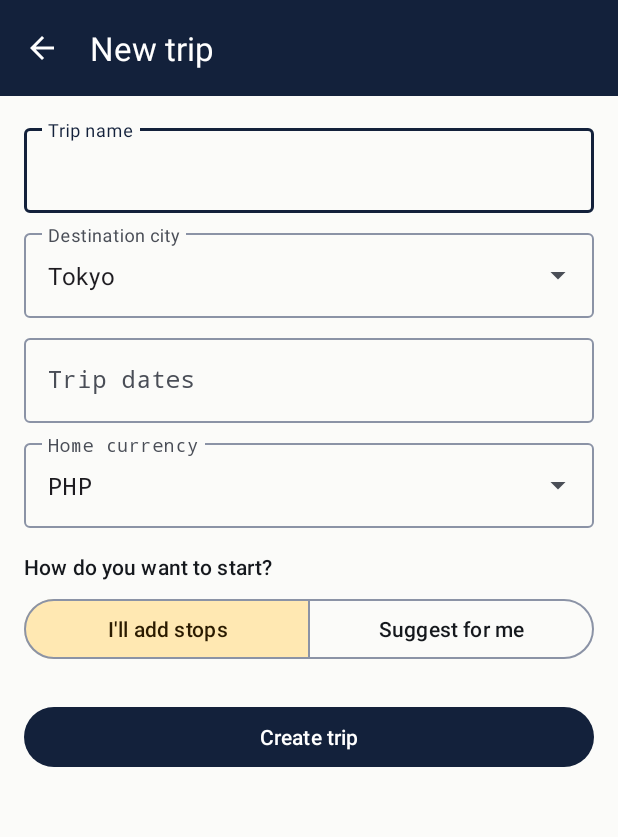
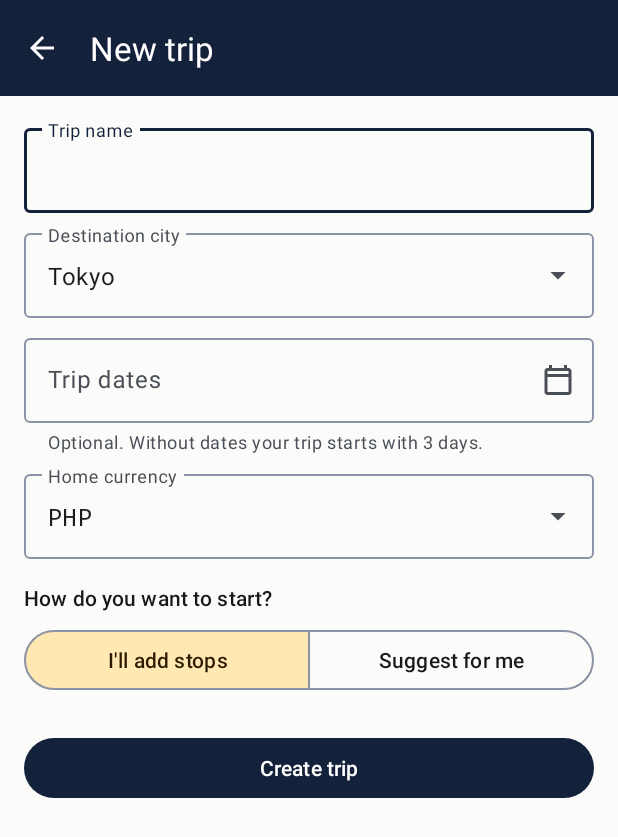
Before and after one commit to Rbndct/TripFit, an Android app: the NewTripActivity screen opened directly, with no data from a screen before it, on a phone screen of 412 x 824 dp. Shown: the top 837 px of the screen. Run offline under Robolectric (Android 15) with nearby library versions, the phone set to English and light mode, and no system bars.

Commit message:
fix(ui): new-trip critique pass
ScreenActivity now forces a navy status bar with light icons so every
toolbar screen keeps the fixed shell in light and dark mode. New Trip
restores picked dates and length across rotation, disables Create while
saving, adds a labelled calendar end icon and optional-dates helper to
the dates field, stops using monospace on field labels, clears field
errors on edit and focuses the first invalid field.

```diff
--- a/app/src/main/java/com/itismob/s01/group01/tripfit/NewTripActivity.java
+++ b/app/src/main/java/com/itismob/s01/group01/tripfit/NewTripActivity.java
@@ -1,14 +1,18 @@
 package com.itismob.s01.group01.tripfit;
 
 import android.content.Intent;
+import android.graphics.Typeface;
 import android.os.Bundle;
+import android.text.Editable;
 import android.text.TextUtils;
+import android.text.TextWatcher;
 import android.widget.ArrayAdapter;
 
 import androidx.annotation.Nullable;
 import androidx.core.util.Pair;
 import androidx.lifecycle.ViewModelProvider;
 
+import com.google.android.material.button.MaterialButton;
 import com.google.android.material.button.MaterialButtonToggleGroup;
 import com.google.android.material.datepicker.MaterialDatePicker;
 import com.google.android.material.textfield.MaterialAutoCompleteTextView;
@@ -34,9 +38,13 @@ import java.util.concurrent.TimeUnit;
 public class NewTripActivity extends ScreenActivity {
 
     private static final int DEFAULT_TRIP_DAYS = 3;
+    private static final String STATE_DATES_LABEL = "dates_label";
+    private static final String STATE_TRIP_DAYS = "trip_days";
 
     private TextInputLayout layoutName;
     private TextInputLayout layoutCity;
+    private TextInputLayout layoutDates;
+    private MaterialButton buttonCreate;
     private TextInputEditText inputName;
     private TextInputEditText inputDates;
     private MaterialAutoCompleteTextView inputCity;
@@ -57,6 +65,8 @@ public class NewTripActivity extends ScreenActivity {
 
         layoutName = findViewById(R.id.layout_trip_name);
         layoutCity = findViewById(R.id.layout_city);
+        layoutDates = findViewById(R.id.layout_dates);
+        buttonCreate = findViewById(R.id.button_create_trip);
         inputName = findViewById(R.id.input_trip_name);
         inputDates = findViewById(R.id.input_dates);
         inputCity = findViewById(R.id.input_city);
@@ -71,10 +81,38 @@ public class NewTripActivity extends ScreenActivity {
         inputCurrency.setText(PrototypeStore.get().getDefaultHomeCurrency(), false);
         togglePlanMode.check(R.id.button_plan_manual);
 
+        applyLabelTypefaces();
+        restoreDates(savedInstanceState);
+
         inputDates.setOnClickListener(v -> pickDates());
-        findViewById(R.id.layout_dates).setOnClickListener(v -> pickDates());
-        findViewById(R.id.button_create_trip).setOnClickListener(v -> attemptCreate());
+        layoutDates.setOnClickListener(v -> pickDates());
+        layoutDates.setEndIconOnClickListener(v -> pickDates());
+        inputName.addTextChangedListener(new ErrorClearer(layoutName));
+        inputCity.setOnItemClickListener((parent, view, position, id) -> layoutCity.setError(null));
+        buttonCreate.setOnClickListener(v -> attemptCreate());
         viewModel.getCreateResult().observe(this, this::onCreateResult);
+    }
+
+    @Override
+    protected void onSaveInstanceState(Bundle outState) {
+        super.onSaveInstanceState(outState);
+        outState.putString(STATE_DATES_LABEL, datesLabel);
+        outState.putInt(STATE_TRIP_DAYS, tripDays);
+    }
+
+    /** Monospace is for the values (dates, currency code); hints, helper and errors stay Roboto. */
+    private void applyLabelTypefaces() {
+        layoutDates.setTypeface(Typeface.DEFAULT);
+        ((TextInputLayout) findViewById(R.id.layout_currency)).setTypeface(Typeface.DEFAULT);
+    }
+
+    private void restoreDates(@Nullable Bundle savedInstanceState) {
+        if (savedInstanceState != null) {
+            datesLabel = savedInstanceState.getString(STATE_DATES_LABEL, "");
+            tripDays = savedInstanceState.getInt(STATE_TRIP_DAYS, DEFAULT_TRIP_DAYS);
+        }
+        layoutDates.setHelperText(datesLabel.isEmpty()
+                ? getString(R.string.field_dates_helper, DEFAULT_TRIP_DAYS) : null);
     }
 
     private void pickDates() {
@@ -89,6 +127,7 @@ public class NewTripActivity extends ScreenActivity {
                     + format.format(new Date(range.second));
             tripDays = (int) TimeUnit.MILLISECONDS.toDays(range.second - range.first) + 1;
             inputDates.setText(datesLabel);
+            layoutDates.setHelperText(null);
         });
         picker.show(getSupportFragmentManager(), "date_range");
     }
@@ -100,8 +139,10 @@ public class NewTripActivity extends ScreenActivity {
                 ? getString(R.string.error_trip_name_required) : null);
         layoutCity.setError(TextUtils.isEmpty(city) ? getString(R.string.error_city_required) : null);
         if (TextUtils.isEmpty(name) || TextUtils.isEmpty(city)) {
+            (TextUtils.isEmpty(name) ? inputName : inputCity).requestFocus();
             return;
         }
+        buttonCreate.setEnabled(false);
         viewModel.createTrip(name);
     }
 
@@ -110,6 +151,7 @@ public class NewTripActivity extends ScreenActivity {
             return;
         }
         if (!result.isSuccess()) {
+            buttonCreate.setEnabled(true);
             toast(R.string.error_create_trip_failed);
             return;
         }
@@ -124,4 +166,26 @@ public class NewTripActivity extends ScreenActivity {
         startActivity(intent);
         finish();
     }
+
+    /** Clears a field's error as soon as the user edits it. */
+    private static final class ErrorClearer implements TextWatcher {
+        private final TextInputLayout layout;
+
+        ErrorClearer(TextInputLayout layout) {
+            this.layout = layout;
+        }
+
+        @Override
+        public void beforeTextChanged(CharSequence s, int start, int count, int after) {
+        }
+
+        @Override
+        public void onTextChanged(CharSequence s, int start, int before, int count) {
+            layout.setError(null);
+        }
+
+        @Override
+        public void afterTextChanged(Editable s) {
+        }
+    }
 }
--- a/app/src/main/java/com/itismob/s01/group01/tripfit/ScreenActivity.java
+++ b/app/src/main/java/com/itismob/s01/group01/tripfit/ScreenActivity.java
@@ -1,13 +1,16 @@
 package com.itismob.s01.group01.tripfit;
 
 import android.view.View;
+import android.view.Window;
 
 import androidx.activity.EdgeToEdge;
 import androidx.annotation.LayoutRes;
 import androidx.annotation.StringRes;
 import androidx.appcompat.app.AppCompatActivity;
+import androidx.core.content.ContextCompat;
 import androidx.core.graphics.Insets;
 import androidx.core.view.ViewCompat;
+import androidx.core.view.WindowCompat;
 import androidx.core.view.WindowInsetsCompat;
 
 import com.google.android.material.appbar.MaterialToolbar;
@@ -24,6 +27,7 @@ public abstract class ScreenActivity extends AppCompatActivity {
     protected void setScreen(@LayoutRes int layout, @StringRes int titleRes) {
         EdgeToEdge.enable(this);
         setContentView(layout);
+        applyShellSystemBars();
         View content = findViewById(android.R.id.content);
         ViewCompat.setOnApplyWindowInsetsListener(content, (v, insets) -> {
             Insets bars = insets.getInsets(
@@ -37,6 +41,14 @@ public abstract class ScreenActivity extends AppCompatActivity {
         toolbar.setNavigationOnClickListener(v -> getOnBackPressedDispatcher().onBackPressed());
     }
 
+    /** Keeps the status bar on the fixed navy shell with light icons, in both light and dark themes. */
+    @SuppressWarnings("deprecation") // no-op once edge-to-edge is enforced (API 35+); needed below that
+    private void applyShellSystemBars() {
+        Window window = getWindow();
+        window.setStatusBarColor(ContextCompat.getColor(this, R.color.ticket_carrier_navy));
+        WindowCompat.getInsetsController(window, window.getDecorView()).setAppearanceLightStatusBars(false);
+    }
+
     protected void toast(@StringRes int messageRes) {
         Snackbar.make(findViewById(android.R.id.content), messageRes, Snackbar.LENGTH_SHORT).show();
     }
--- /dev/null
+++ b/app/src/main/res/drawable/ic_calendar_24.xml
@@ -0,0 +1,10 @@
+<vector xmlns:android="http://schemas.android.com/apk/res/android"
+    android:width="24dp"
+    android:height="24dp"
+    android:viewportWidth="24"
+    android:viewportHeight="24"
+    android:tint="?attr/colorOnSurfaceVariant">
+    <path
+        android:fillColor="@android:color/white"
+        android:pathData="M19,4h-1V2h-2v2H8V2H6v2H5C3.89,4 3.01,4.9 3.01,6L3,20c0,1.1 0.89,2 2,2h14c1.1,0 2,-0.9 2,-2V6C21,4.9 20.1,4 19,4zM19,20H5V10h14V20zM19,8H5V6h14V8z" />
+</vector>
--- a/app/src/main/res/layout/activity_new_trip.xml
+++ b/app/src/main/res/layout/activity_new_trip.xml
@@ -33,6 +33,7 @@
                     android:id="@+id/input_trip_name"
                     android:layout_width="match_parent"
                     android:layout_height="wrap_content"
+                    android:imeOptions="actionDone"
                     android:inputType="textCapWords"
                     android:maxLength="60" />
 
@@ -60,7 +61,10 @@
                 android:layout_width="match_parent"
                 android:layout_height="wrap_content"
                 android:layout_marginTop="@dimen/space_sm"
-                android:hint="@string/field_dates_hint">
+                android:hint="@string/field_dates_hint"
+                app:endIconContentDescription="@string/cd_pick_dates"
+                app:endIconDrawable="@drawable/ic_calendar_24"
+                app:endIconMode="custom">
 
                 <com.google.android.material.textfield.TextInputEditText
                     android:id="@+id/input_dates"
@@ -73,6 +77,7 @@
             </com.google.android.material.textfield.TextInputLayout>
 
             <com.google.android.material.textfield.TextInputLayout
+                android:id="@+id/layout_currency"
                 style="@style/Widget.Material3.TextInputLayout.OutlinedBox.ExposedDropdownMenu"
                 android:layout_width="match_parent"
                 android:layout_height="wrap_content"
--- a/app/src/main/res/values/strings_prototype.xml
+++ b/app/src/main/res/values/strings_prototype.xml
@@ -215,6 +215,8 @@
     <string name="plan_mode_discover">Suggest for me</string>
     <string name="select_dates_title">Select trip dates</string>
     <string name="error_city_required">Pick a city</string>
+    <string name="cd_pick_dates">Choose trip dates</string>
+    <string name="field_dates_helper">Optional. Without dates your trip starts with %1$d days.</string>
 
     <!-- Add destination -->
     <string name="duplicate_title">Already in your trip</string>
```
Also changed, not shown: 1 other file.
